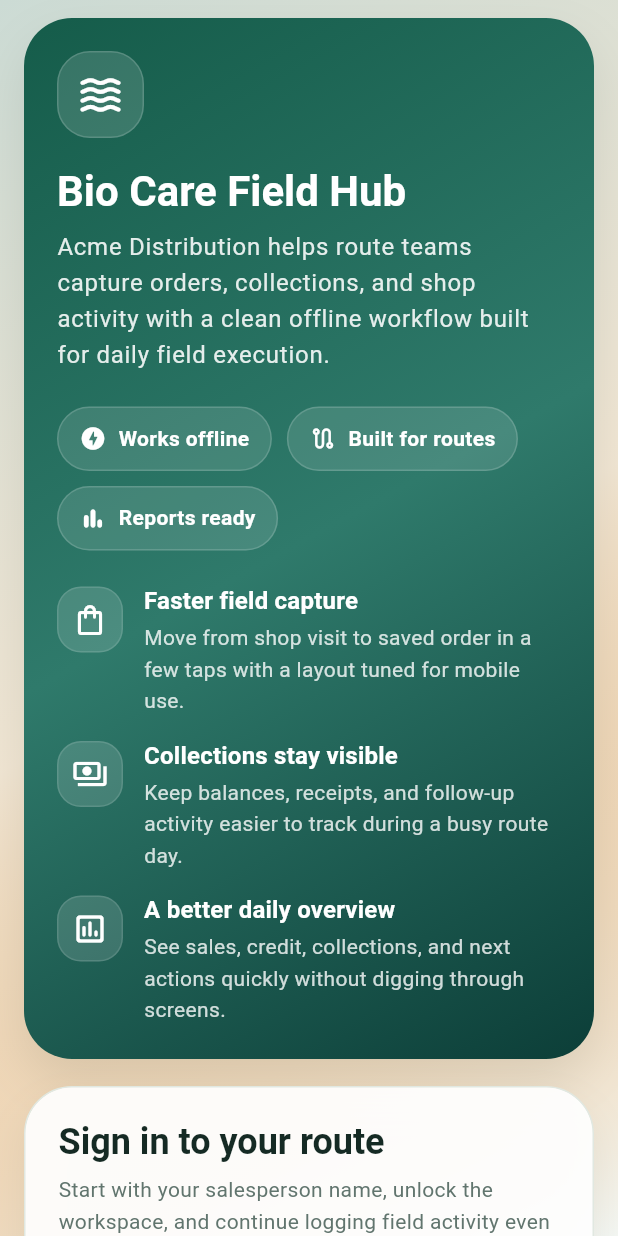
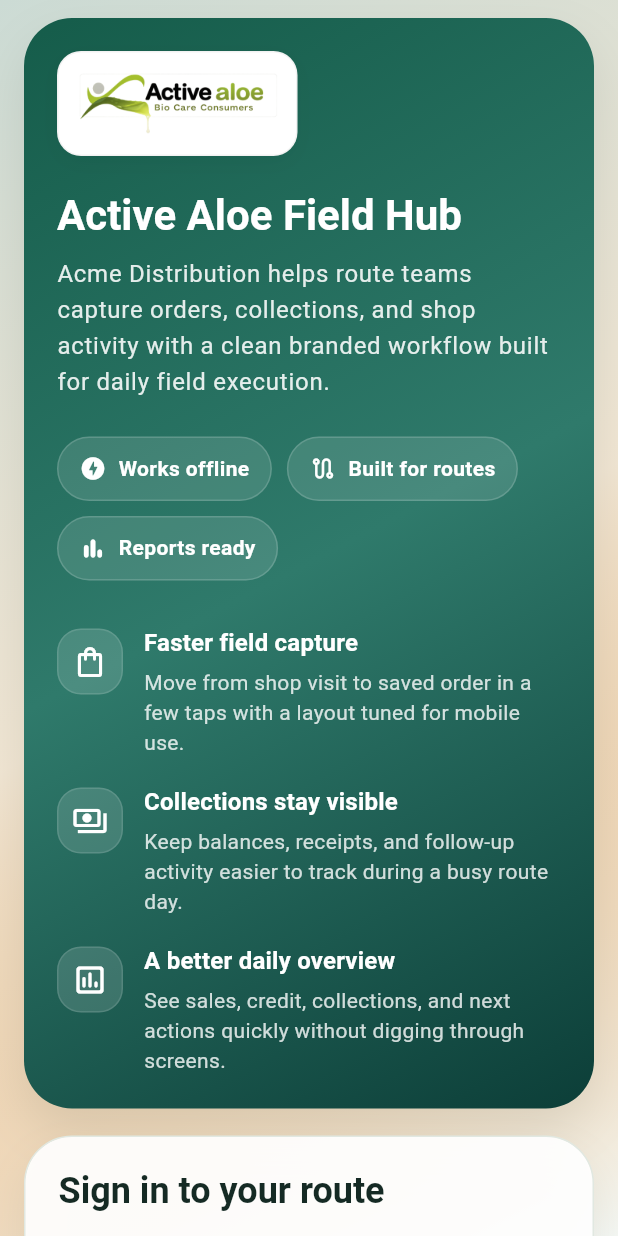
Before and after one commit to kspeiris/salesperson_mobile_app, a Flutter app: the screen it shows after launch, on a phone screen of 412 x 824 dp. Run offline on Flutter 3.47's test engine with Material 3 defaults, Android fonts, the phone set to English and light mode, and no system bars; our stand-ins replace file_picker, pdf, share_plus, sqflite; missing offline and left inert: mobile_scanner; accounts and stored records are empty; Roboto replaces fonts that are missing (Georgia).

Commit message:
Enhance ui,ux

```diff
--- /dev/null
+++ b/lib/core/widgets/brand_logo.dart
@@ -0,0 +1,61 @@
+import 'package:flutter/material.dart';
+
+class BrandLogo extends StatelessWidget {
+  const BrandLogo({
+    super.key,
+    this.height = 72,
+    this.padding = const EdgeInsets.symmetric(horizontal: 16, vertical: 10),
+    this.showPlate = true,
+    this.alignment = Alignment.centerLeft,
+  });
+
+  final double height;
+  final EdgeInsetsGeometry padding;
+  final bool showPlate;
+  final Alignment alignment;
+
+  static const String assetPath = 'biocare logo1.png';
+
+  @override
+  Widget build(BuildContext context) {
+    final image = Image.asset(
+      assetPath,
+      height: height,
+      fit: BoxFit.contain,
+      errorBuilder: (context, error, stackTrace) {
+        return SizedBox(
+          height: height,
+          child: const Center(child: Icon(Icons.broken_image_outlined)),
+        );
+      },
+    );
+
+    Widget content = image;
+
+    if (showPlate) {
+      content = Container(
+        padding: padding,
+        decoration: BoxDecoration(
+          color: Colors.white,
+          borderRadius: BorderRadius.circular(16),
+          border: Border.all(color: Colors.black.withValues(alpha: 0.05)),
+          boxShadow: const [
+            BoxShadow(
+              color: Color(0x0A000000),
+              blurRadius: 12,
+              offset: Offset(0, 4),
+            ),
+          ],
+        ),
+        child: image,
+      );
+    }
+
+    return Align(
+      alignment: alignment,
+      widthFactor: 1.0,
+      heightFactor: 1.0,
+      child: content,
+    );
+  }
+}
--- a/lib/screens/auth/login_screen.dart
+++ b/lib/screens/auth/login_screen.dart
@@ -2,6 +2,7 @@
 import 'package:provider/provider.dart';
 
 import '../../app/app_controller.dart';
+import '../../core/widgets/brand_logo.dart';
 import '../../screens/dashboard/dashboard_screen.dart';
 
 class LoginScreen extends StatefulWidget {
@@ -160,27 +161,22 @@
           crossAxisAlignment: CrossAxisAlignment.start,
           mainAxisAlignment: MainAxisAlignment.center,
           children: [
-            Container(
-              width: compact ? 58 : 68,
-              height: compact ? 58 : 68,
-              decoration: BoxDecoration(
-                color: Colors.white.withValues(alpha: 0.14),
-                borderRadius: BorderRadius.circular(22),
-                border: Border.all(color: Colors.white.withValues(alpha: 0.16)),
-              ),
-              child: const Icon(Icons.waves_rounded, size: 32, color: Colors.white),
+            BrandLogo(
+              height: compact ? 44 : 54,
+              padding: EdgeInsets.all(compact ? 12 : 14),
+              alignment: Alignment.centerLeft,
             ),
-            const SizedBox(height: 20),
+            const SizedBox(height: 24),
             Text(
-              'Bio Care Field Hub',
-              style: textTheme.headlineMedium?.copyWith(color: Colors.white),
+              'Active Aloe Field Hub',
+              style: textTheme.headlineMedium?.copyWith(color: Colors.white, fontWeight: FontWeight.bold),
             ),
-            const SizedBox(height: 10),
+            const SizedBox(height: 12),
             Text(
-              '$companyName helps route teams capture orders, collections, and shop activity with a clean offline workflow built for daily field execution.',
+              '$companyName helps route teams capture orders, collections, and shop activity with a clean branded workflow built for daily field execution.',
               style: textTheme.bodyLarge?.copyWith(color: Colors.white.withValues(alpha: 0.88)),
             ),
-            const SizedBox(height: 22),
+            const SizedBox(height: 24),
             const Wrap(
               spacing: 10,
               runSpacing: 10,
@@ -190,19 +186,19 @@
                 _TopBadge(icon: Icons.bar_chart_rounded, label: 'Reports ready'),
               ],
             ),
-            const SizedBox(height: 24),
+            const SizedBox(height: 32),
             const _FeatureRow(
               icon: Icons.shopping_bag_outlined,
               title: 'Faster field capture',
               description: 'Move from shop visit to saved order in a few taps with a layout tuned for mobile use.',
             ),
-            const SizedBox(height: 16),
+            const SizedBox(height: 20),
             const _FeatureRow(
               icon: Icons.payments_outlined,
               title: 'Collections stay visible',
               description: 'Keep balances, receipts, and follow-up activity easier to track during a busy route day.',
             ),
-            const SizedBox(height: 16),
+            const SizedBox(height: 20),
             const _FeatureRow(
               icon: Icons.insert_chart_outlined_rounded,
               title: 'A better daily overview',
@@ -257,10 +253,14 @@
             mainAxisSize: MainAxisSize.min,
             crossAxisAlignment: CrossAxisAlignment.start,
             children: [
-              Text('Sign in to your route', style: Theme.of(context).textTheme.headlineSmall),
-              const SizedBox(height: 8),
-              const Text(
+              Text(
+                'Sign in to your route',
+                style: Theme.of(context).textTheme.headlineSmall?.copyWith(fontWeight: FontWeight.bold),
+              ),
+              const SizedBox(height: 12),
+              Text(
                 'Start with your salesperson name, unlock the workspace, and continue logging field activity even without internet access.',
+                style: Theme.of(context).textTheme.bodyMedium?.copyWith(height: 1.4),
               ),
               const SizedBox(height: 24),
               TextFormField(
@@ -296,13 +296,16 @@
                   },
                 ),
               ],
-              const SizedBox(height: 24),
-              ElevatedButton.icon(
-                onPressed: onSubmit,
-                icon: const Icon(Icons.arrow_forward_rounded, size: 20),
-                label: const Text('Open workspace'),
+              const SizedBox(height: 28),
+              SizedBox(
+                width: double.infinity,
+                child: ElevatedButton.icon(
+                  onPressed: onSubmit,
+                  icon: const Icon(Icons.arrow_forward_rounded, size: 20),
+                  label: const Text('Open workspace'),
+                ),
               ),
-              const SizedBox(height: 16),
+              const SizedBox(height: 20),
               Container(
                 padding: const EdgeInsets.all(16),
                 decoration: BoxDecoration(
@@ -325,6 +328,7 @@
                     const Expanded(
                       child: Text(
                         'Offline-first mode is active. Records stay safely on the device until you generate or share reports.',
+                        style: TextStyle(fontSize: 13, height: 1.4),
                       ),
                     ),
                   ],
@@ -406,12 +410,12 @@
             children: [
               Text(
                 title,
-                style: textTheme.titleMedium?.copyWith(color: Colors.white),
+                style: textTheme.titleMedium?.copyWith(color: Colors.white, fontWeight: FontWeight.bold),
               ),
-              const SizedBox(height: 4),
+              const SizedBox(height: 6),
               Text(
                 description,
-                style: textTheme.bodyMedium?.copyWith(color: Colors.white.withValues(alpha: 0.80)),
+                style: textTheme.bodyMedium?.copyWith(color: Colors.white.withValues(alpha: 0.80), height: 1.4),
               ),
             ],
           ),
--- a/pubspec.yaml
+++ b/pubspec.yaml
@@ -28,3 +28,5 @@
 
 flutter:
   uses-material-design: true
+  assets:
+    - biocare logo1.png
```
Also changed, not shown: lib/screens/dashboard/dashboard_screen.dart (+24 -43 lines), biocare logo1.png.
